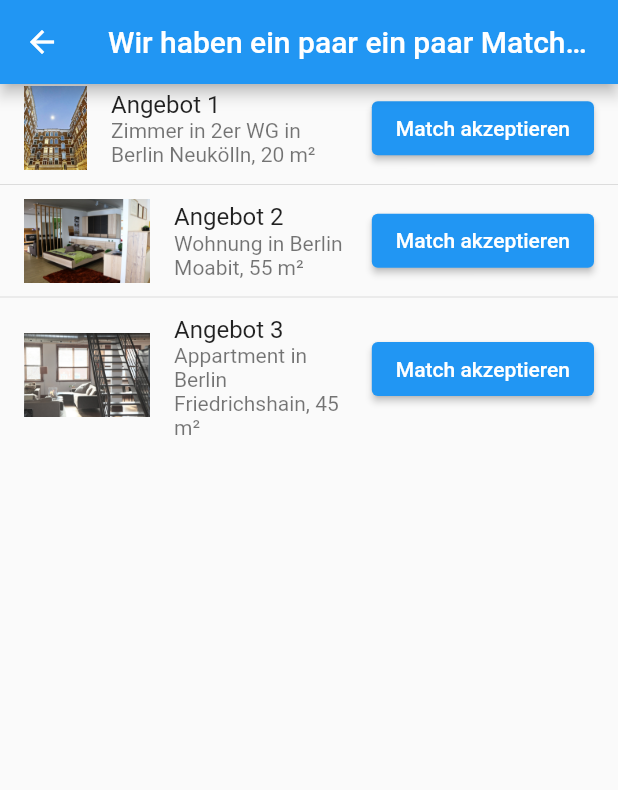
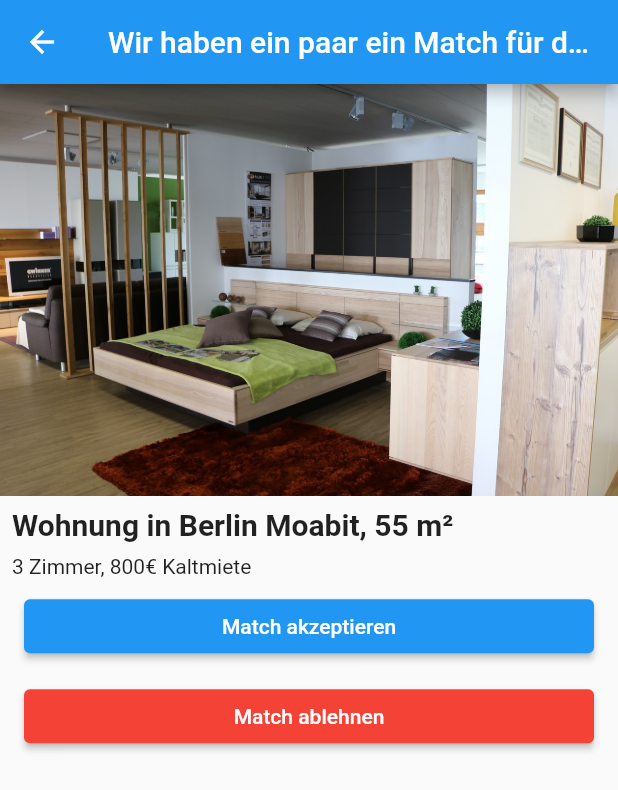
Before and after one commit to Tobias314/HomeSwap, a Flutter app: the OfferPage screen opened directly, on a phone screen of 412 x 824 dp. Shown: the top 790 px of the screen. Run offline on Flutter 3.47's test engine with Material 2 defaults, Android fonts, the phone set to English and light mode, and no system bars; our stand-ins replace appinio_swiper, confetti, settings_ui.

Commit message:
better offer page

```diff
--- a/frontend/lib/pages/offer_page.dart
+++ b/frontend/lib/pages/offer_page.dart
@@ -1,4 +1,5 @@
 import 'package:dating_app/pages/confetti_page.dart';
+import 'package:dating_app/pages/swipe_page.dart';
 import 'package:flutter/material.dart';
 
 // Define a data class for the image data
@@ -22,36 +23,48 @@ class OfferPage extends StatelessWidget {
     // Define a list of ImageData objects
     List<ImageData> imageDataList = [
       ImageData(
-        imagePath: "assets/images/example1.jpg",
-        name: "Angebot 1",
-        description: "Zimmer in 2er WG in Berlin Neukölln, 20 m²",
-      ),
-      ImageData(
         imagePath: "assets/images/example2.jpg",
-        name: "Angebot 2",
-        description: "Wohnung in Berlin Moabit, 55 m²",
-      ),
-      ImageData(
-        imagePath: "assets/images/example3.jpg",
-        name: "Angebot 3",
-        description: "Appartment in Berlin Friedrichshain, 45 m²",
+        name: "Wohnung in Berlin Moabit, 55 m²",
+        description: "3 Zimmer, 800€ Kaltmiete",
       ),
     ];
 
     return Scaffold(
       appBar: AppBar(
-        title: Text('Wir haben ein paar ein paar Matches für dich!'),
+        title: Text('Wir haben ein paar ein Match für dich!'),
       ),
       body: ListView.separated(
         itemCount: imageDataList.length,
         separatorBuilder: (BuildContext context, int index) => const Divider(),
         itemBuilder: (BuildContext context, int index) {
           final imageData = imageDataList[index];
-          return ListTile(
-            leading: Image.asset(imageData.imagePath),
-            title: Text(imageData.name),
-            subtitle: Text(imageData.description),
-            trailing: ElevatedButton(
+          return Column(
+            crossAxisAlignment: CrossAxisAlignment.stretch,
+            children: [
+              Image.asset(
+                imageData.imagePath,
+                fit: BoxFit.cover, // Ensure the image covers the entire area
+              ),
+              Padding(
+                padding: const EdgeInsets.all(8.0),
+                child: Column(
+                  crossAxisAlignment: CrossAxisAlignment.start,
+                  children: [
+                    Text(
+                      imageData.name,
+                      style: TextStyle(
+                        fontSize: 20,
+                        fontWeight: FontWeight.bold,
+                      ),
+                    ),
+                    SizedBox(height: 8),
+                    Text(imageData.description),
+                  ],
+                ),
+              ),
+              Padding(
+                padding: const EdgeInsets.symmetric(horizontal: 16.0),
+                child: ElevatedButton(
                   onPressed: () {
                     // Add your logic for "Match akzeptieren" button press here
                     print('Match akzeptieren pressed for ${imageData.name}');
@@ -62,6 +75,26 @@ class OfferPage extends StatelessWidget {
                   },
                   child: Text('Match akzeptieren'),
                 ),
+              ),
+              SizedBox(height: 12),
+              Padding(
+                padding: const EdgeInsets.symmetric(horizontal: 16.0),
+                child: ElevatedButton(
+                  onPressed: () {
+                    // Add your logic for "Match akzeptieren" button press here
+                    print('Match abgelehnt pressed for ${imageData.name}');
+                    Navigator.push(
+                      context,
+                      MaterialPageRoute(builder: (context) => SwipePage()),
+                    );
+                  },
+                  style: ElevatedButton.styleFrom(
+                    primary: Colors.red, // Set the button color to red
+                  ),
+                  child: Text('Match ablehnen'),
+                ),
+              ),
+            ],
           );
         },
       ),
```
Lines whose indentation alone changed are shown as unchanged.
